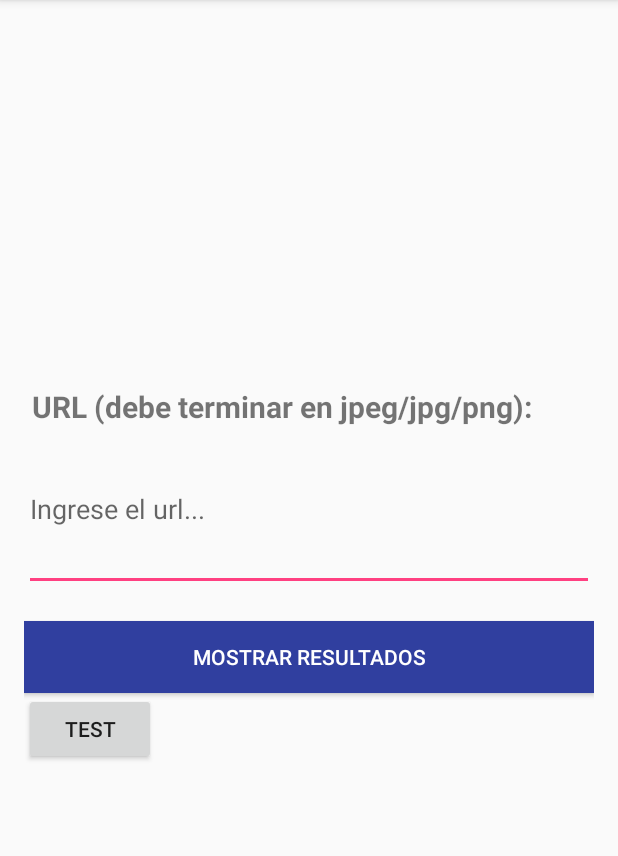
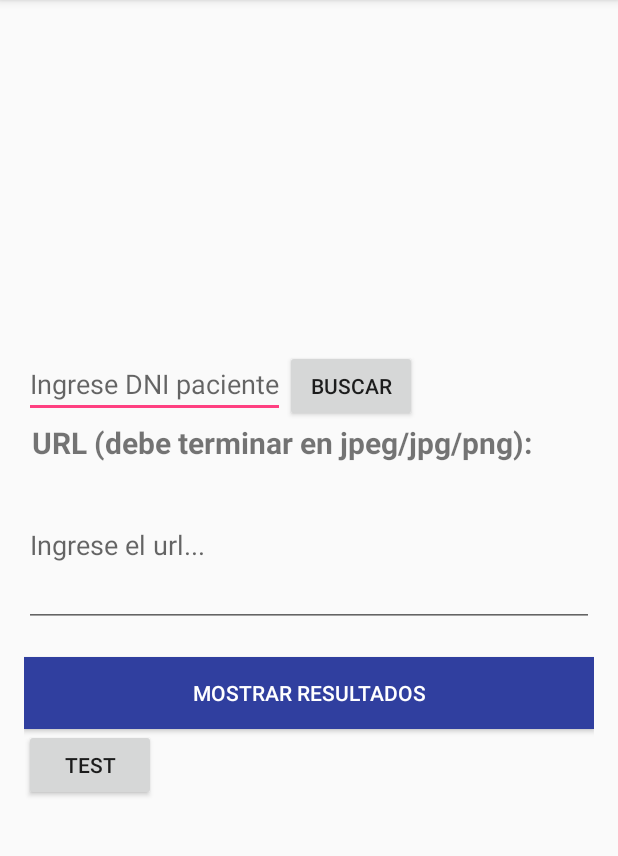
Before and after one commit to retto710/TDP, an Android app: the HomeActivity screen opened directly, with no data from a screen before it, on a phone screen of 412 x 824 dp, the part 84-940 px from its top. Run offline under Robolectric (Android 15) with nearby library versions, the phone set to English and light mode, and no system bars; our stand-ins replace Firebase (no records; nobody signed in at launch, a user with empty details on screens opened directly), RxJava; libraries missing offline, so code that uses them is left out: com.ibm.watson; 1 statement that could not run was skipped.

```diff
--- a/app/src/main/res/layout/activity_main.xml
+++ b/app/src/main/res/layout/activity_main.xml
@@ -12,7 +12,26 @@
         android:layout_width="match_parent"
         android:layout_height="wrap_content"
         android:orientation="vertical">
-
+        <LinearLayout
+            android:layout_width="match_parent"
+            android:layout_height="wrap_content"
+            android:orientation="horizontal"
+            >
+            <EditText
+                android:id="@+id/edtDNI"
+                android:layout_width="wrap_content"
+                android:layout_height="wrap_content"
+                android:inputType="number"
+                android:hint="Ingrese DNI paciente"
+                android:maxLength="8"
+                />
+            <Button
+                android:id="@+id/btnBuscar"
+                android:layout_width="wrap_content"
+                android:layout_height="wrap_content"
+                android:text="Buscar"
+                />
+        </LinearLayout>
         <TextView
             android:layout_width="match_parent"
             android:layout_height="wrap_content"
```
